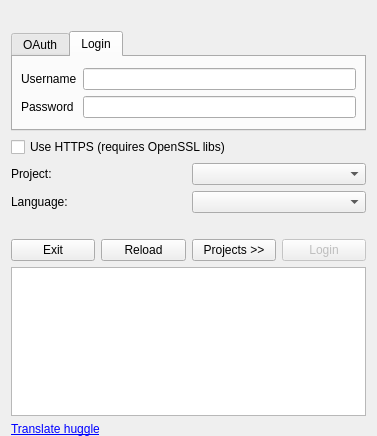
The window that huggle/login.ui (huggle/huggle3-qt-lx) describes before a commit, drawn with Qt 5.
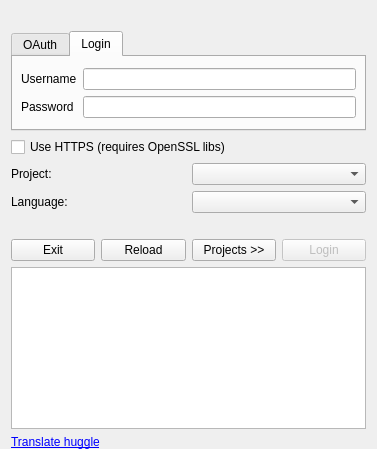
The same window after the commit. Icons and pictures are not drawn.

The edit to the form file:
```diff
--- a/huggle/login.ui
+++ b/huggle/login.ui
@@ -7,7 +7,7 @@
     <x>0</x>
     <y>0</y>
     <width>377</width>
-    <height>436</height>
+    <height>449</height>
    </rect>
   </property>
   <property name="sizePolicy">
```
